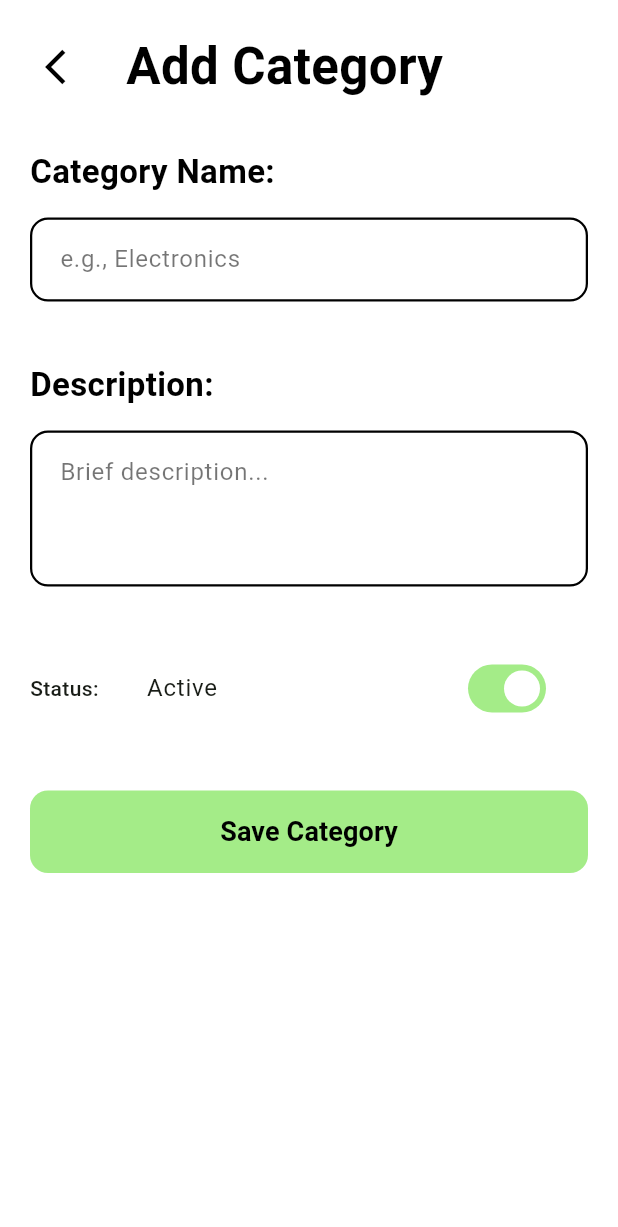
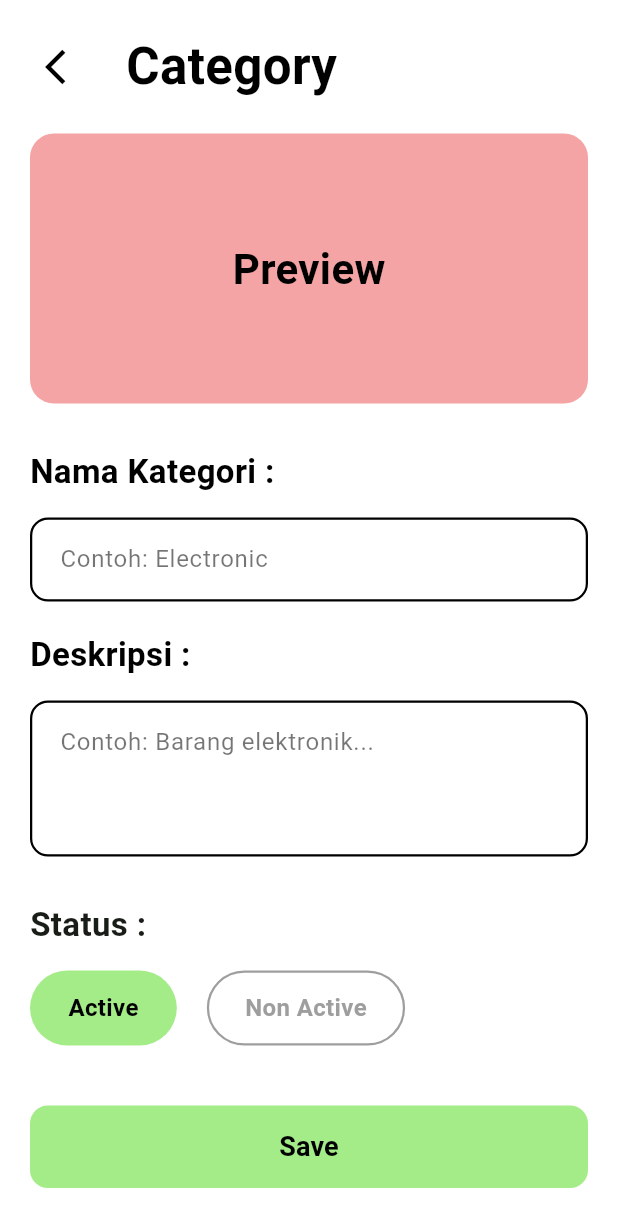
Before and after one commit to DenShubi/GudangKu, a Flutter app: the CategoryListPage screen opened directly, after a tap on the "add" icon, on a phone screen of 412 x 824 dp. Shown: the top 1227 px of the screen. Run offline on Flutter 3.47's test engine with Material 3 defaults, Android fonts, the phone set to English and light mode, and no system bars; our stand-ins replace image_picker, supabase_flutter; accounts and stored records are empty; Roboto replaces fonts that are missing (SFPro).

Commit message:
Update Category Pages Logic

```diff
--- a/lib/features/category/presentation/pages/category_add_page.dart
+++ b/lib/features/category/presentation/pages/category_add_page.dart
@@ -1,8 +1,11 @@
 import 'package:flutter/material.dart';
-import 'package:gudangku/core/constants/app_colors.dart';
-import 'package:gudangku/core/widgets/custom_button.dart';
-import 'package:gudangku/core/widgets/custom_header.dart';
-import 'package:gudangku/core/widgets/custom_text_field.dart';
+import 'package:provider/provider.dart'; // [WAJIB IMPORT]
+
+import '../../../../core/constants/app_colors.dart';
+import '../../../../core/widgets/custom_button.dart';
+import '../../../../core/widgets/custom_header.dart';
+import '../../../../core/widgets/custom_text_field.dart';
+import '../providers/providers.dart'; // [WAJIB IMPORT]
 
 class CategoryAddPage extends StatefulWidget {
   const CategoryAddPage({super.key});
@@ -15,7 +18,7 @@ class _CategoryAddPageState extends State<CategoryAddPage> {
   final TextEditingController _nameController = TextEditingController();
   final TextEditingController _descController = TextEditingController();
   bool _isActive = true;
-  bool _isLoading = false;
+  bool _isLoading = false; // Local loading state
 
   @override
   void dispose() {
@@ -26,6 +29,9 @@ class _CategoryAddPageState extends State<CategoryAddPage> {
 
   @override
   Widget build(BuildContext context) {
+    // Warna default (Merah Muda)
+    final previewColor = const Color(0xFFF4A4A4);
+
     return Scaffold(
       backgroundColor: Colors.white,
       body: SafeArea(
@@ -35,70 +41,136 @@ class _CategoryAddPageState extends State<CategoryAddPage> {
             crossAxisAlignment: CrossAxisAlignment.start,
             children: [
               const CustomHeader(
-                title: "Add Category",
+                title: "Category",
                 showBackButton: true,
               ),
+              const SizedBox(height: 20),
+
+              // Preview Box
+              Container(
+                width: double.infinity,
+                height: 180,
+                decoration: BoxDecoration(
+                  color: previewColor,
+                  borderRadius: BorderRadius.circular(16),
+                ),
+                child: const Center(
+                  child: Text(
+                    "Preview",
+                    style: TextStyle(
+                      fontSize: 28,
+                      fontWeight: FontWeight.bold,
+                      color: Colors.black,
+                    ),
+                  ),
+                ),
+              ),
               const SizedBox(height: 30),
+
+              // Form Inputs
               CustomTextField(
-                label: "Category Name:",
-                hint: "e.g., Electronics",
+                label: "Nama Kategori :",
+                hint: "Contoh: Electronic",
                 controller: _nameController,
               ),
-              const SizedBox(height: 20),
               CustomTextField(
-                label: "Description:",
-                hint: "Brief description...",
+                label: "Deskripsi :",
+                hint: "Contoh: Barang elektronik...",
                 controller: _descController,
                 maxLines: 3,
               ),
-              const SizedBox(height: 20),
+
+              const SizedBox(height: 10),
+
+              // Status Selection
+              const Text(
+                "Status :",
+                style: TextStyle(fontSize: 22, fontWeight: FontWeight.bold),
+              ),
+              const SizedBox(height: 15),
               Row(
                 children: [
-                  const Text(
-                    "Status:",
-                    style: TextStyle(fontSize: 14, fontWeight: FontWeight.w500),
-                  ),
-                  const SizedBox(width: 16),
-                  Expanded(
-                    child: SwitchListTile(
-                      value: _isActive,
-                      onChanged: (value) {
-                        setState(() => _isActive = value);
-                      },
-                      title: Text(_isActive ? "Active" : "Inactive"),
-                    ),
-                  ),
+                  _buildStatusButton("Active", true),
+                  const SizedBox(width: 20),
+                  _buildStatusButton("Non Active", false),
                 ],
               ),
               const SizedBox(height: 40),
+
+              // [UPDATE] Tombol Save
               CustomButton(
-                text: "Save Category",
+                text: "Save",
                 isLoading: _isLoading,
                 onPressed: () async {
                   if (_nameController.text.isEmpty) {
                     ScaffoldMessenger.of(context).showSnackBar(
-                      const SnackBar(content: Text("Category name is required")),
+                      const SnackBar(content: Text("Nama kategori wajib diisi")),
                     );
                     return;
                   }
 
                   setState(() => _isLoading = true);
 
-                  await Future.delayed(const Duration(seconds: 1));
+                  final success = await Provider.of<CategoryProvider>(context, listen: false)
+                      .addCategory(
+                        _nameController.text,
+                        _descController.text,
+                        _isActive,
+                      );
 
                   if (context.mounted) {
                     setState(() => _isLoading = false);
-                    Navigator.pop(context);
-                    ScaffoldMessenger.of(context).showSnackBar(
-                      const SnackBar(content: Text("Category added successfully!")),
-                    );
+
+                    if (success) {
+                      Navigator.pop(context);
+                      ScaffoldMessenger.of(context).showSnackBar(
+                          const SnackBar(content: Text("Kategori berhasil disimpan!")));
+                    } else {
+                       final errorMsg = Provider.of<CategoryProvider>(context, listen: false).errorMessage;
+                       ScaffoldMessenger.of(context).showSnackBar(
+                          SnackBar(content: Text(errorMsg ?? "Gagal menyimpan")));
+                    }
                   }
                 },
               ),
+               const SizedBox(height: 20),
             ],
           ),
         ),
       ),
     );
   }
+
+  // ... Widget _buildStatusButton tetap sama ...
+  Widget _buildStatusButton(String text, bool statusValue) {
+    final isSelected = _isActive == statusValue;
+    return GestureDetector(
+      onTap: () {
+        setState(() {
+          _isActive = statusValue;
+        });
+      },
+      child: Container(
+        padding: const EdgeInsets.symmetric(horizontal: 24, vertical: 12),
+        decoration: BoxDecoration(
+          color: isSelected
+              ? (statusValue ? AppColors.primaryGreen : Colors.grey[400])
+              : Colors.transparent,
+          borderRadius: BorderRadius.circular(30),
+          border: Border.all(
+            color: isSelected ? Colors.transparent : Colors.grey,
+            width: 1.5,
+          ),
+        ),
+        child: Text(
+          text,
+          style: TextStyle(
+            fontSize: 16,
+            fontWeight: FontWeight.bold,
+            color: isSelected ? Colors.black : Colors.grey,
+          ),
+        ),
+      ),
+    );
+  }
 }
--- a/lib/features/category/presentation/pages/category_list_page.dart
+++ b/lib/features/category/presentation/pages/category_list_page.dart
@@ -1,28 +1,32 @@
 import 'package:flutter/material.dart';
+import 'package:provider/provider.dart'; // [WAJIB IMPORT]
 
-// 1. Import App Colors & Header (Sesuaikan path jika perlu)
 import '../../../../core/constants/app_colors.dart';
 import '../../../../core/widgets/custom_header.dart';
+import '../widgets/category_card.dart';
+import 'category_add_page.dart';
+import 'category_detail_page.dart';
+import '../providers/providers.dart'; // [WAJIB IMPORT]
 
-
-// 2. Import Widget & Halaman Lain (INI YANG MEMPERBAIKI ERROR 'UNDEFINED')
-import '../widgets/category_card.dart'; // Pastikan file ini ada
-import 'category_add_page.dart';        // Pastikan file ini ada
-import 'category_detail_page.dart';     // Pastikan file ini ada
-
-class CategoryListPage extends StatelessWidget {
+class CategoryListPage extends StatefulWidget {
   const CategoryListPage({super.key});
 
   @override
+  State<CategoryListPage> createState() => _CategoryListPageState();
+}
+
+class _CategoryListPageState extends State<CategoryListPage> {
+
+  @override
+  void initState() {
+    super.initState();
+    // Ambil data saat halaman dibuka
+    Future.microtask(() =>
+        Provider.of<CategoryProvider>(context, listen: false).fetchCategories());
+  }
+
+  @override
   Widget build(BuildContext context) {
-    // Data Dummy
-    final List<Map<String, dynamic>> dummyCategories = [
-      {"name": "Electronic", "color": const Color(0xFFF4A4A4)},
-      {"name": "Fashion", "color": const Color(0xFFE5E5E5)},
-      {"name": "Stationary", "color": const Color(0xFFE5E5E5)},
-      {"name": "Automotive", "color": const Color(0xFFE5E5E5)},
-    ];
-
     return Scaffold(
       backgroundColor: Colors.white,
       body: SafeArea(
@@ -30,17 +34,30 @@ class CategoryListPage extends StatelessWidget {
           padding: const EdgeInsets.symmetric(horizontal: 20, vertical: 20),
           child: Column(
             children: [
-              // Header
               const CustomHeader(
                 title: "Category",
                 showBackButton: false,
               ),
               const SizedBox(height: 30),
 
-              // GridView
+              // [UPDATE] Gunakan Consumer
               Expanded(
-                child: GridView.builder(
-                  itemCount: dummyCategories.length,
+                child: Consumer<CategoryProvider>(
+                  builder: (context, provider, child) {
+                    if (provider.isLoading) {
+                      return const Center(child: CircularProgressIndicator());
+                    }
+
+                    if (provider.errorMessage != null) {
+                      return Center(child: Text(provider.errorMessage!));
+                    }
+
+                    if (provider.categories.isEmpty) {
+                      return const Center(child: Text("Belum ada kategori"));
+                    }
+
+                    return GridView.builder(
+                      itemCount: provider.categories.length,
                       gridDelegate: const SliverGridDelegateWithFixedCrossAxisCount(
                         crossAxisCount: 2,
                         crossAxisSpacing: 20,
@@ -48,25 +65,23 @@ class CategoryListPage extends StatelessWidget {
                         childAspectRatio: 0.8,
                       ),
                       itemBuilder: (context, index) {
-                    final category = dummyCategories[index];
-                    // Error 'CategoryCard isn't defined' hilang karena import di atas
+                        final category = provider.categories[index];
                         return CategoryCard(
-                      title: category['name'],
-                      color: category['color'],
+                          title: category.name,
+                          color: category.color, // Mengambil warna dari Model
                           onTap: () {
-                        // Navigasi ke Detail Page
                             Navigator.push(
                               context,
                               MaterialPageRoute(
-                            // Error 'CategoryDetailPage isn't defined' hilang karena import di atas
                                 builder: (context) => CategoryDetailPage(
-                              name: category['name'],
-                              color: category['color'],
-                              description:
-                                  "Kategori ini mencakup segala jenis perangkat elektronik...",
-                              isActive: true,
+                                  name: category.name,
+                                  color: category.color,
+                                  description: category.description,
+                                  isActive: category.isActive,
                                 ),
                               ),
+                            );
+                          },
                         );
                       },
                     );
@@ -77,8 +92,7 @@ class CategoryListPage extends StatelessWidget {
           ),
         ),
       ),
-
-      // FAB Tambah Kategori
+      // FAB tetap sama
       floatingActionButton: Padding(
         padding: const EdgeInsets.only(bottom: 80, right: 10),
         child: SizedBox(
@@ -88,9 +102,7 @@ class CategoryListPage extends StatelessWidget {
             onPressed: () {
               Navigator.push(
                 context,
-                MaterialPageRoute(
-                    // [PERBAIKAN] HAPUS kata 'const' di sini agar error hilang
-                    builder: (context) => CategoryAddPage()),
+                MaterialPageRoute(builder: (context) => const CategoryAddPage()),
               );
             },
             backgroundColor: AppColors.creamBackground,
--- /dev/null
+++ b/lib/features/category/presentation/providers/category_provider.dart
@@ -0,0 +1,61 @@
+import 'package:flutter/material.dart';
+import '../../data/models/category_model.dart';
+import '../../data/repositories/category_repository.dart';
+
+class CategoryProvider extends ChangeNotifier {
+  final CategoryRepository _repository;
+
+  CategoryProvider(this._repository);
+
+  List<CategoryModel> _categories = [];
+  bool _isLoading = false;
+  String? _errorMessage;
+
+  List<CategoryModel> get categories => _categories;
+  bool get isLoading => _isLoading;
+  String? get errorMessage => _errorMessage;
+
+  Future<void> fetchCategories() async {
+    _isLoading = true;
+    _errorMessage = null;
+    notifyListeners();
+
+    try {
+      _categories = await _repository.getCategories();
+    } catch (e) {
+      _errorMessage = e.toString();
+    } finally {
+      _isLoading = false;
+      notifyListeners();
+    }
+  }
+
+  Future<bool> addCategory(
+    String name,
+    String description,
+    bool isActive,
+  ) async {
+    _isLoading = true;
+    _errorMessage = null;
+    notifyListeners();
+
+    try {
+      const String defaultPinkColor = "0xFFF4A4A4";
+
+      await _repository.addCategory(
+        name: name,
+        description: description,
+        isActive: isActive,
+        hexColor: defaultPinkColor,
+      );
+
+      await fetchCategories();
+      return true;
+    } catch (e) {
+      _errorMessage = e.toString();
+      _isLoading = false;
+      notifyListeners();
+      return false;
+    }
+  }
+}
--- /dev/null
+++ b/lib/features/category/presentation/providers/providers.dart
@@ -0,0 +1 @@
+export 'category_provider.dart';
```
Also changed, not shown: lib/main.dart (+10 -0 lines). Lines whose indentation alone changed are shown as unchanged.
